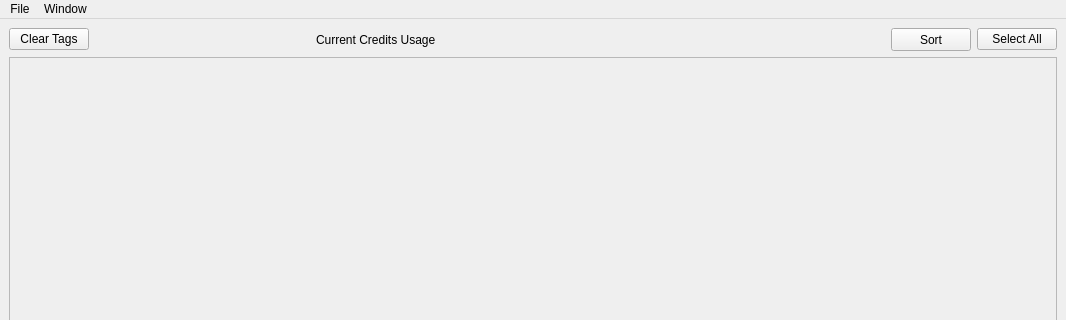
The window that ui/mainWindow.ui (infoPh83/happyTag) describes before a commit, drawn with Qt 5; both pictures show x 0 to 1066 and y 0 to 320 of the 1066 by 798 pixel window.
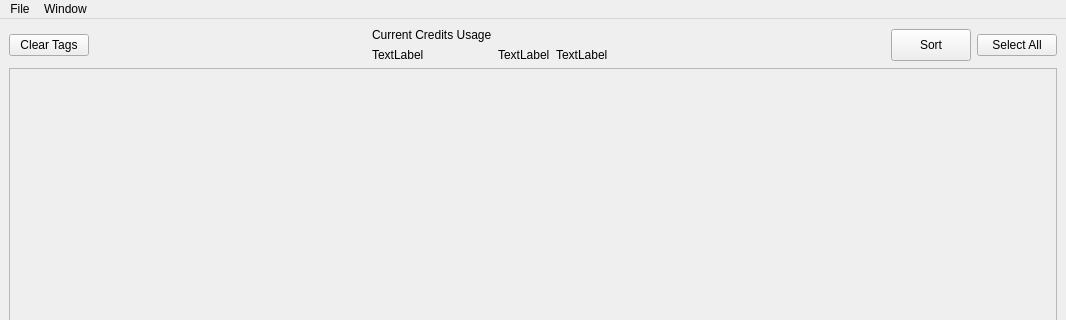
The same window after the commit. Custom widgets are drawn as their Qt base class.

```diff
--- a/ui/mainWindow.ui
+++ b/ui/mainWindow.ui
@@ -38,13 +38,36 @@
        </spacer>
       </item>
       <item>
+       <layout class="QGridLayout" name="gridLayout">
+        <item row="1" column="1">
+         <widget class="QLabel" name="transformationsLabel">
+          <property name="text">
+           <string>TextLabel</string>
+          </property>
+         </widget>
+        </item>
+        <item row="1" column="2">
+         <widget class="QLabel" name="bandwidthLabel">
+          <property name="text">
+           <string>TextLabel</string>
+          </property>
+         </widget>
+        </item>
+        <item row="1" column="0">
+         <widget class="QLabel" name="storageLabel">
+          <property name="text">
+           <string>TextLabel</string>
+          </property>
+         </widget>
+        </item>
+        <item row="0" column="0">
        <widget class="QLabel" name="label">
         <property name="text">
          <string>Current Credits Usage</string>
         </property>
        </widget>
       </item>
-      <item>
+        <item row="0" column="1" colspan="2">
        <widget class="CloudinaryCreditsBar" name="creditsBar" native="true">
         <property name="sizePolicy">
          <sizepolicy hsizetype="Expanding" vsizetype="Preferred">
@@ -54,6 +77,8 @@
         </property>
        </widget>
       </item>
+       </layout>
+      </item>
       <item>
        <spacer name="horizontalSpacer_3">
         <property name="orientation">
@@ -111,8 +136,8 @@
         <rect>
          <x>0</x>
          <y>0</y>
-         <width>1046</width>
-         <height>676</height>
+         <width>1040</width>
+         <height>618</height>
         </rect>
        </property>
        <layout class="QVBoxLayout" name="verticalLayout">
```
Left out of the diff: 2 changed lines with no effect on the pictures. Lines whose indentation alone changed are shown as unchanged.
